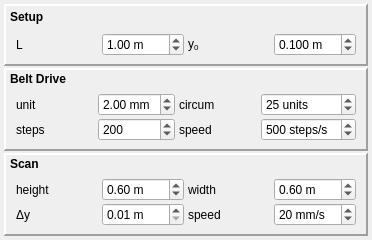
Above: QPolargraph/Polargraph_UI.ui from davidgrier/qacam before the change. Below: the same form after it.
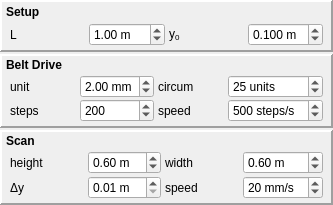
That is the form after the change.

Patch:
```diff
--- a/QPolargraph/Polargraph_UI.ui
+++ b/QPolargraph/Polargraph_UI.ui
@@ -6,8 +6,8 @@
    <rect>
     <x>0</x>
     <y>0</y>
-    <width>372</width>
-    <height>240</height>
+    <width>333</width>
+    <height>205</height>
    </rect>
   </property>
   <property name="windowTitle">
@@ -18,7 +18,7 @@
     <number>2</number>
    </property>
    <property name="margin">
-    <number>4</number>
+    <number>0</number>
    </property>
    <item>
     <widget class="QFrame" name="frameSetup">
@@ -69,8 +69,17 @@
          <property name="spacing">
           <number>4</number>
          </property>
-         <property name="margin">
-          <number>6</number>
+         <property name="leftMargin">
+          <number>4</number>
+         </property>
+         <property name="topMargin">
+          <number>2</number>
+         </property>
+         <property name="rightMargin">
+          <number>4</number>
+         </property>
+         <property name="bottomMargin">
+          <number>2</number>
          </property>
          <item>
           <widget class="QLabel" name="labelL">
@@ -176,14 +185,23 @@
       <item>
        <widget class="QWidget" name="wBelt" native="true">
         <layout class="QGridLayout" name="gridLayout_2">
+         <property name="leftMargin">
+          <number>4</number>
+         </property>
+         <property name="topMargin">
+          <number>2</number>
+         </property>
+         <property name="rightMargin">
+          <number>4</number>
+         </property>
+         <property name="bottomMargin">
+          <number>2</number>
+         </property>
          <property name="horizontalSpacing">
           <number>4</number>
          </property>
          <property name="verticalSpacing">
-          <number>2</number>
-         </property>
-         <property name="margin">
-          <number>6</number>
+          <number>1</number>
          </property>
          <item row="0" column="0">
           <widget class="QLabel" name="labelUnit">
@@ -353,15 +371,24 @@
       <item>
        <widget class="QWidget" name="wScan" native="true">
         <layout class="QGridLayout" name="gridLayout">
+         <property name="leftMargin">
+          <number>4</number>
+         </property>
+         <property name="topMargin">
+          <number>2</number>
+         </property>
+         <property name="rightMargin">
+          <number>4</number>
+         </property>
+         <property name="bottomMargin">
+          <number>2</number>
+         </property>
          <property name="horizontalSpacing">
           <number>4</number>
          </property>
          <property name="verticalSpacing">
           <number>2</number>
          </property>
-         <property name="margin">
-          <number>6</number>
-         </property>
          <item row="0" column="0">
           <widget class="QLabel" name="labelHeight">
            <property name="text">
```
Left out of the diff: 2 changed lines with no effect on the pictures.
